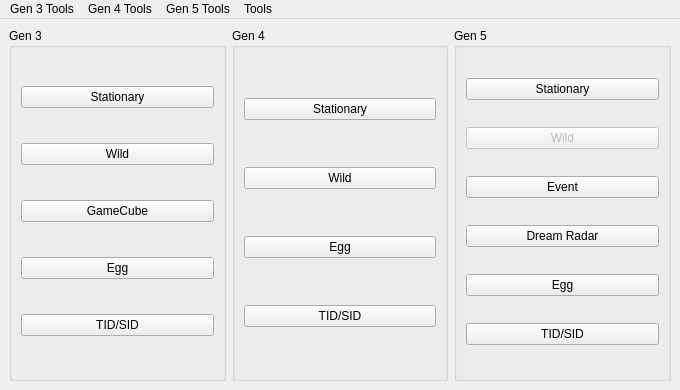
First picture: the form in Source/Forms/MainWindow.ui, repository Admiral-Fish/PokeFinder, before the edit.
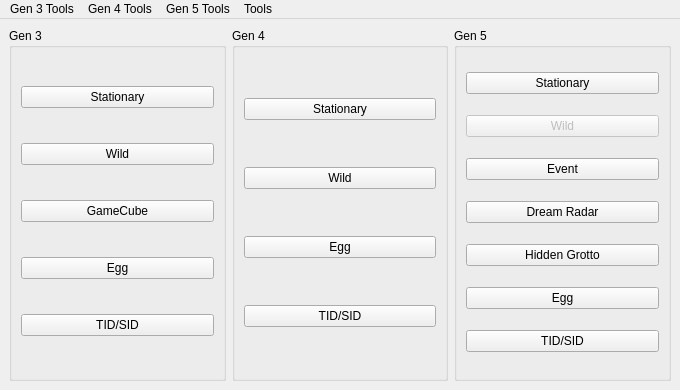
Second picture: the form after the edit. Icons and pictures are not drawn.

Commit message: Hidden grotto (#172)

```diff
--- a/Source/Forms/MainWindow.ui
+++ b/Source/Forms/MainWindow.ui
@@ -111,6 +111,9 @@
       <layout class="QGridLayout" name="gridLayout_4">
        <item row="0" column="0">
         <widget class="QPushButton" name="pushButtonStationary5">
+         <property name="enabled">
+          <bool>true</bool>
+         </property>
          <property name="text">
           <string>Stationary</string>
          </property>
@@ -141,13 +144,20 @@
         </widget>
        </item>
        <item row="4" column="0">
+        <widget class="QPushButton" name="pushButtonHiddenGrotto">
+         <property name="text">
+          <string>Hidden Grotto</string>
+         </property>
+        </widget>
+       </item>
+       <item row="5" column="0">
         <widget class="QPushButton" name="pushButtonEgg5">
          <property name="text">
           <string>Egg</string>
          </property>
         </widget>
        </item>
-       <item row="5" column="0">
+       <item row="6" column="0">
         <widget class="QPushButton" name="pushButtonIDs5">
          <property name="text">
           <string>TID/SID</string>
```
The commit also changes 23 other files.
